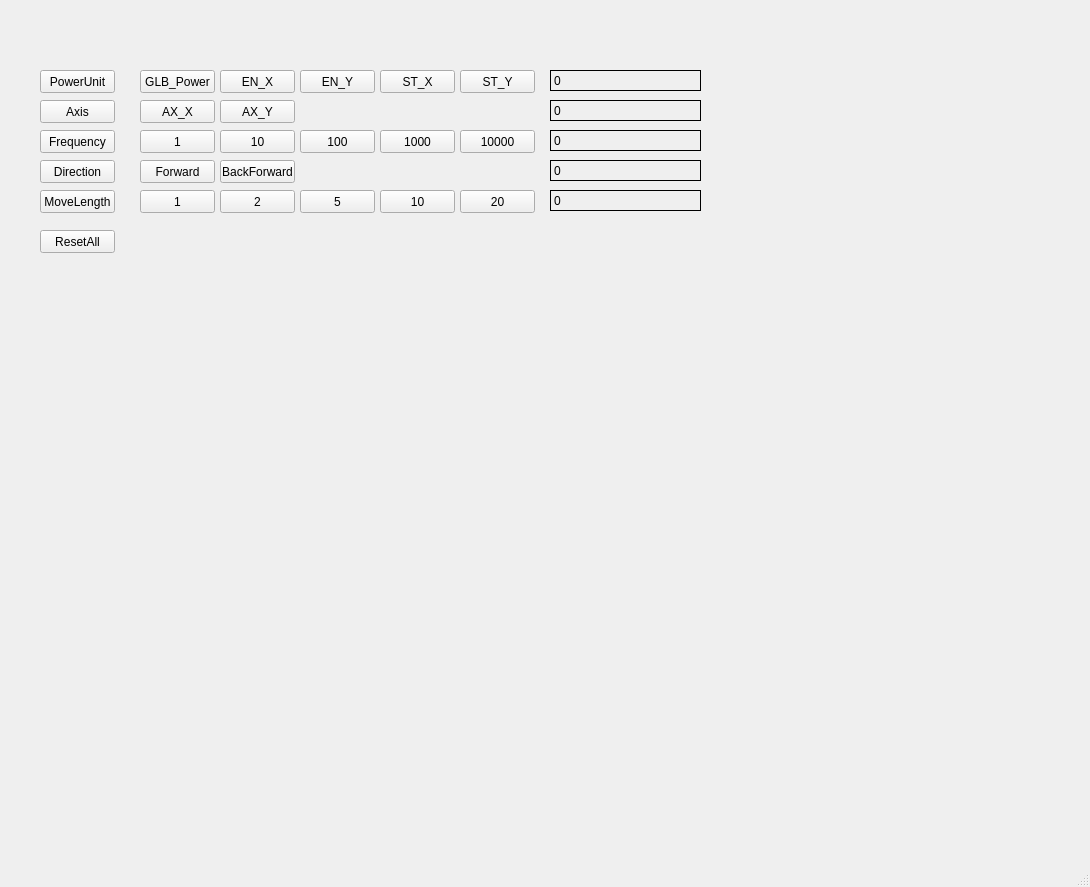
Old version of the form MainW.ui in the repository WyderRs/Photoresist.
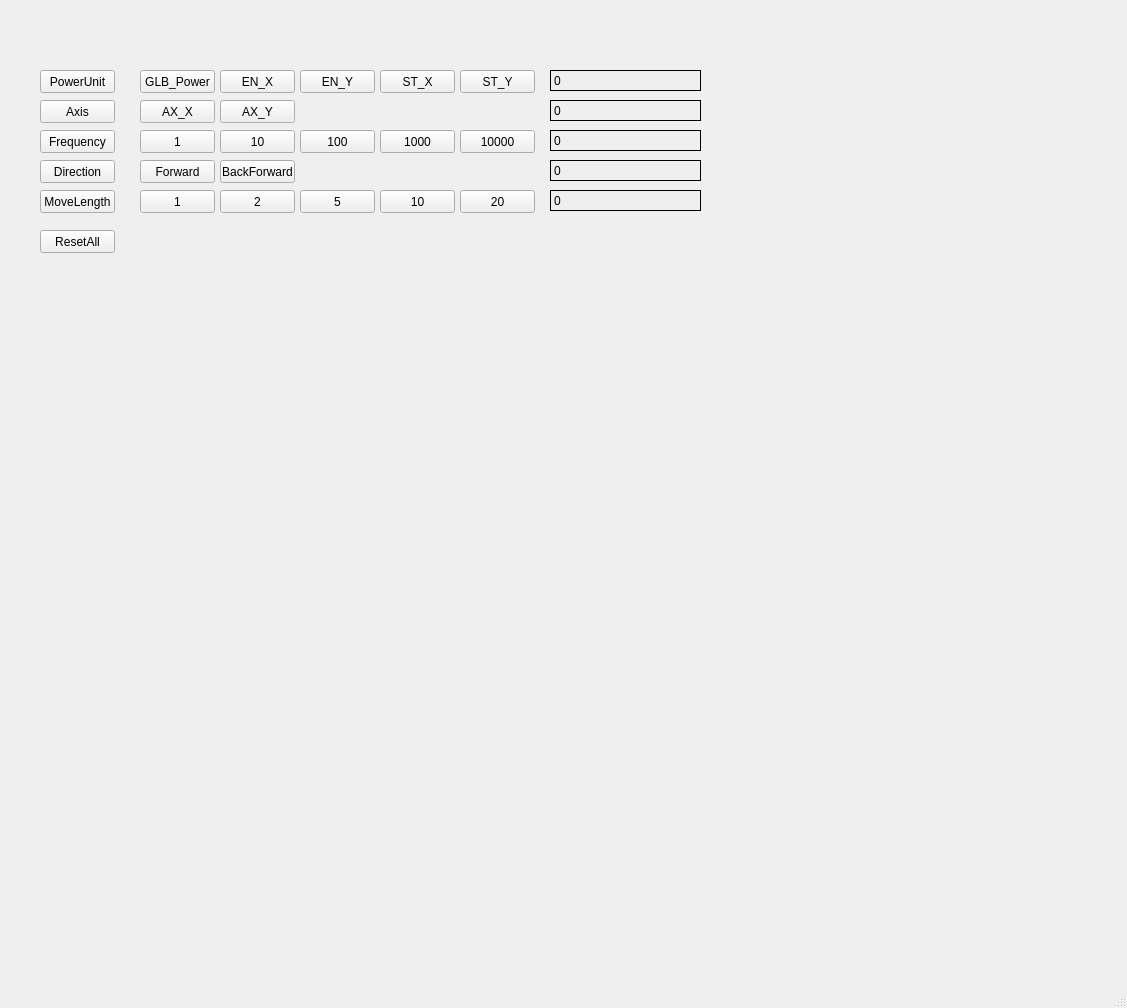
New version of the form.

Diff of the .ui file:
```diff
--- a/MainW.ui
+++ b/MainW.ui
@@ -6,8 +6,8 @@
    <rect>
     <x>0</x>
     <y>0</y>
-    <width>1090</width>
-    <height>887</height>
+    <width>1127</width>
+    <height>1008</height>
    </rect>
   </property>
   <property name="windowTitle">
```
Left out of the diff: 2 changed lines with no effect on the pictures.
